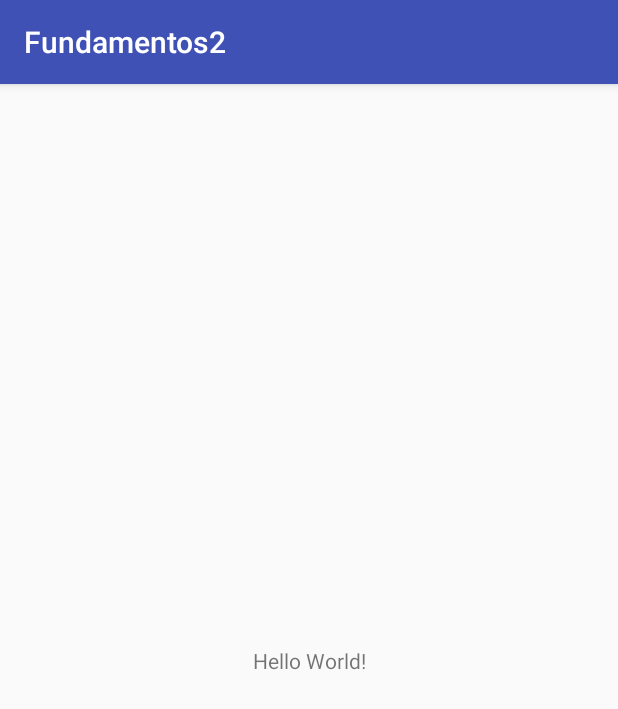
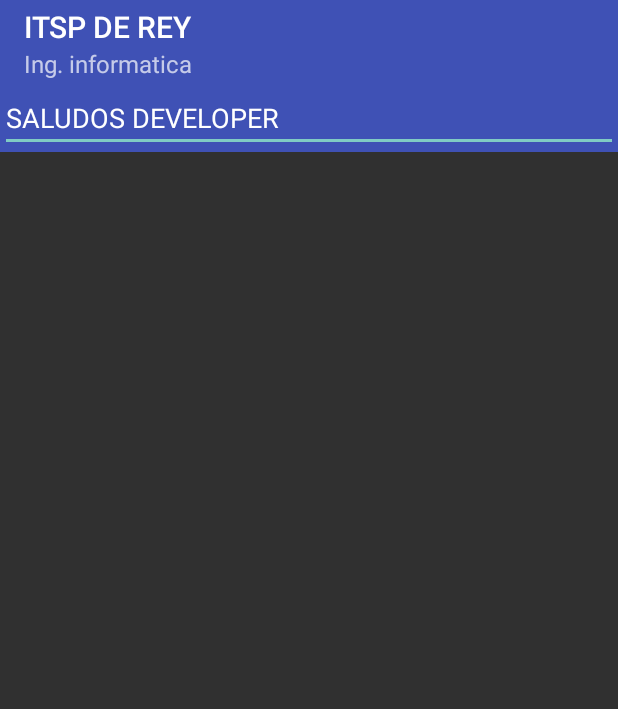
Before and after one commit to Apolo526/Fundamentos2, an Android app: the screen it shows after launch (MainActivity), on a phone screen of 412 x 824 dp. Shown: the top 709 px of the screen. Run offline under Robolectric (Android 15) with nearby library versions, the phone set to English and light mode, and no system bars.

Commit message:
Nuevas Funciones 1

```diff
--- a/app/src/main/AndroidManifest.xml
+++ b/app/src/main/AndroidManifest.xml
@@ -8,7 +8,7 @@
         android:label="@string/app_name"
         android:roundIcon="@mipmap/ic_launcher_round"
         android:supportsRtl="true"
-        android:theme="@style/AppTheme">
+        android:theme="@style/Theme.AppCompat.NoActionBar">
         <activity android:name=".MainActivity">
             <intent-filter>
                 <action android:name="android.intent.action.MAIN" />
--- a/app/src/main/res/layout/activity_main.xml
+++ b/app/src/main/res/layout/activity_main.xml
@@ -6,13 +6,41 @@
     android:layout_height="match_parent"
     tools:context=".MainActivity">
 
-    <TextView
-        android:layout_width="wrap_content"
+<LinearLayout
+    android:layout_width="match_parent"
+    android:layout_height="wrap_content"
+    android:orientation="vertical"
+    android:background="@color/colorPrimary">
+
+    <LinearLayout
+        android:layout_width="match_parent"
         android:layout_height="wrap_content"
-        android:text="Hello World!"
-        app:layout_constraintBottom_toBottomOf="parent"
-        app:layout_constraintLeft_toLeftOf="parent"
-        app:layout_constraintRight_toRightOf="parent"
-        app:layout_constraintTop_toTopOf="parent" />
+        android:orientation="vertical">
+
+        <Toolbar
+            android:layout_width="match_parent"
+            android:layout_height="wrap_content"
+            android:title="ITSP DE REY"
+            android:subtitle="Ing. informatica">
+
+        </Toolbar>
+    </LinearLayout>
+
+    <LinearLayout
+        android:layout_width="match_parent"
+        android:layout_height="wrap_content">
+
+        <EditText
+            android:layout_width="match_parent"
+            android:layout_height="wrap_content"
+            android:text="SALUDOS DEVELOPER"/>
+
+
+
+
+    </LinearLayout>
+
+
+</LinearLayout>
 
 </android.support.constraint.ConstraintLayout>
```
